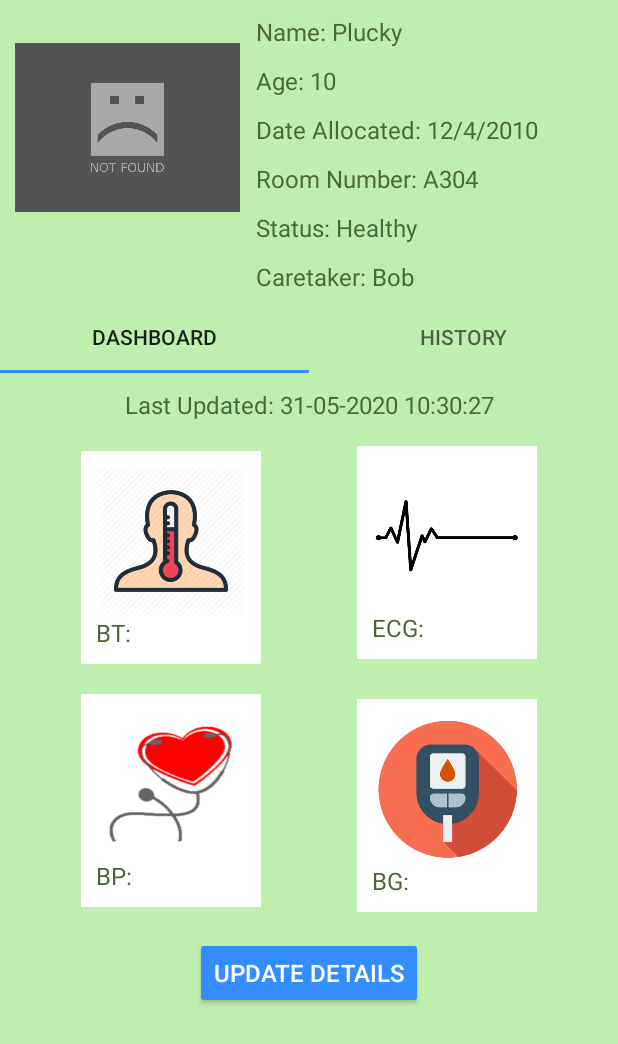
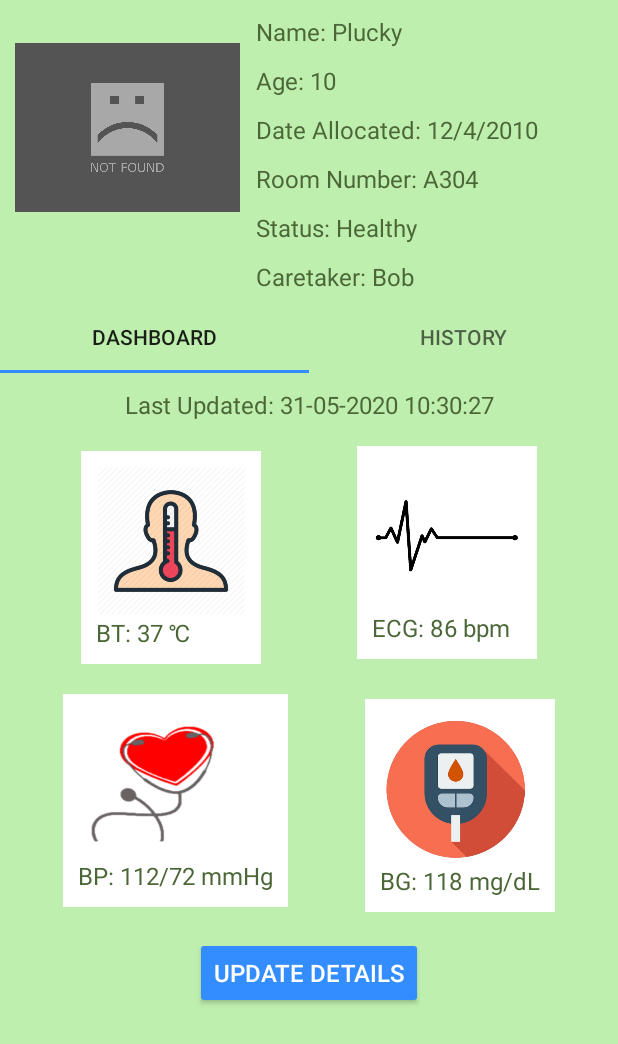
Before and after one commit to WeebTeam/EdenSight_Android, an Android app: the MainActivity screen opened directly, with no data from a screen before it, after a tap on an icon or button, on a phone screen of 412 x 824 dp. Shown: the top 1044 px of the screen. Run offline under Robolectric (Android 15) with nearby library versions, the light colour scheme and no system bars; our stand-ins replace Picasso; pictures from the network do not load.

Commit message:
Some UI touchups
Virtual keyboard no longer pops on in main activity startup + dashboard now has random values everytime it refreshes via button press.

```diff
--- a/EdenSight/app/src/main/java/com/example/edensight/DashboardFragment.java
+++ b/EdenSight/app/src/main/java/com/example/edensight/DashboardFragment.java
@@ -15,6 +15,7 @@ import android.widget.Toast;
 import java.text.SimpleDateFormat;
 import java.util.Calendar;
 import java.util.Locale;
+import java.util.Random;
 
 public class DashboardFragment extends Fragment {
     private static final String RESIDENT_PARAMETER = "resident";
@@ -46,10 +47,24 @@ public class DashboardFragment extends Fragment {
         TextView timeDisplay = view.findViewById(R.id.test_dashboardText);
         Button refreshBtn = view.findViewById(R.id.test_dashboardButton);
 
+        TextView tempText = view.findViewById(R.id.temp_text);
+        TextView ecgText = view.findViewById(R.id.ecg_text);
+        TextView bpText = view.findViewById(R.id.bp_text);
+        TextView bloodsugarText = view.findViewById(R.id.blood_sugar_text);
+
         Calendar calendar = Calendar.getInstance();
         SimpleDateFormat dateFormat = new SimpleDateFormat("dd-MM-yyyy HH:mm:ss", Locale.ENGLISH);
         String currentTime = "Last Updated: " + dateFormat.format(calendar.getTime());
         timeDisplay.setText(currentTime);
+
+        String temperature = "BT: " + randomNumber(38, 36) + " \u2103";
+        tempText.setText(temperature);
+        String ecg = "ECG: " + randomNumber(95, 70) + " bpm";
+        ecgText.setText(ecg);
+        String bp = "BP: " + randomNumber(120, 110) + "/" + randomNumber(80,70) + " mmHg";
+        bpText.setText(bp);
+        String bloodsugar = "BG: " + randomNumber(140, 72) + " mg/dL";
+        bloodsugarText.setText(bloodsugar);
 
         // Lets user refresh fragment to retrieve latest data and time
         refreshBtn.setOnClickListener(new View.OnClickListener() {
@@ -64,4 +79,11 @@ public class DashboardFragment extends Fragment {
         return view;
     }
 
+    // Function that generates random number between range
+    public int randomNumber(int maxNumber, int minNumber){
+        Random random = new Random();
+        // + 1 to include max number
+        int result  = random.nextInt(maxNumber - minNumber + 1) + minNumber;
+        return result;
+    }
 }
--- a/EdenSight/app/src/main/java/com/example/edensight/Resident.java
+++ b/EdenSight/app/src/main/java/com/example/edensight/Resident.java
@@ -85,12 +85,12 @@ public class Resident implements Parcelable {
     public static ArrayList<Resident> dummyResidentList(){
         ArrayList<Resident> residentArrayList = new ArrayList<Resident>();
         residentArrayList.add(new Resident("Plucky", "10", "https://stockfresh.com/zooms/stockfresh_id894367_255ee1.jpg", "12/4/2010", "A304", "Healthy", "Bob"));
-        residentArrayList.add(new Resident("Timmy", "5", "https://stockfresh.com/zooms/stockfresh_id894367_255ee1.jpg", "3/12/2015", "B202", "Healthy", "Ryan"));
-        residentArrayList.add(new Resident("Tommy", "5", "https://i.kym-cdn.com/photos/images/original/001/316/888/f81.jpeg", "17/8/2004", "A101", "Healthy", "Bob"));
+        residentArrayList.add(new Resident("Timmy", "5", "https://edit.co.uk/uploads/2016/12/Image-1-Alternatives-to-stock-photography-Thinkstock.jpg", "3/12/2015", "B202", "Healthy", "Ryan"));
+        residentArrayList.add(new Resident("Tommy", "5", "https://image.shutterstock.com/image-photo/boy-praying-god-stock-image-600w-1064089271.jpg", "17/8/2004", "A101", "Healthy", "Bob"));
         residentArrayList.add(new Resident("Rory", "11", "https://i.kym-cdn.com/photos/images/original/001/316/888/f81.jpeg", "5/1/2010", "A303", "Healthy", "Lee"));
         residentArrayList.add(new Resident("Sydney", "9", "https://www.apimages.com/Images/Ap_Creative_Stock_Header.jpg", "24/6/2019", "B504", "Healthy", "Lee"));
-        residentArrayList.add(new Resident("Yuka", "9", "https://www.apimages.com/Images/Ap_Creative_Stock_Header.jpg", "6/2/2009", "B605", "Healthy", "Sharon"));
-        residentArrayList.add(new Resident("Tom Nook", "20", "https://www.apimages.com/Images/Ap_Creative_Stock_Header.jpg", "5/7/2010", "A102", "Healthy", "Megan"));
+        residentArrayList.add(new Resident("Yuka", "9", "https://cdn.theatlantic.com/static/mt/assets/science/cat_caviar.jpg", "6/2/2009", "B605", "Healthy", "Sharon"));
+        residentArrayList.add(new Resident("Tom Nook", "20", "https://img3.stockfresh.com/files/i/ichiosea/m/45/4056303_stock-photo-grandpa-protecting-his-savings.jpg", "5/7/2010", "A102", "Healthy", "Megan"));
 
         return residentArrayList;
     }
--- a/EdenSight/app/src/main/res/layout/activity_main.xml
+++ b/EdenSight/app/src/main/res/layout/activity_main.xml
@@ -5,7 +5,9 @@
     android:layout_width="match_parent"
     android:layout_height="match_parent"
     tools:context=".MainActivity"
-    android:background="@color/greenBackground">
+    android:background="@color/greenBackground"
+    android:focusable="true"
+    android:focusableInTouchMode="true">
 
     <EditText
         android:id="@+id/search_filter"
```
